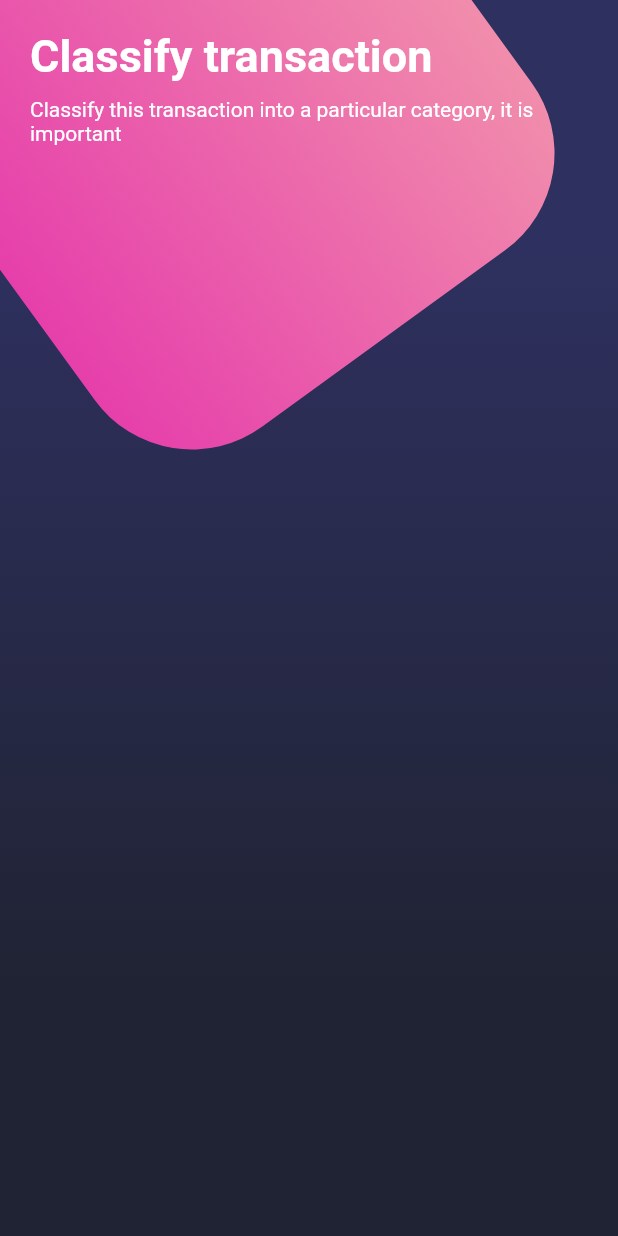
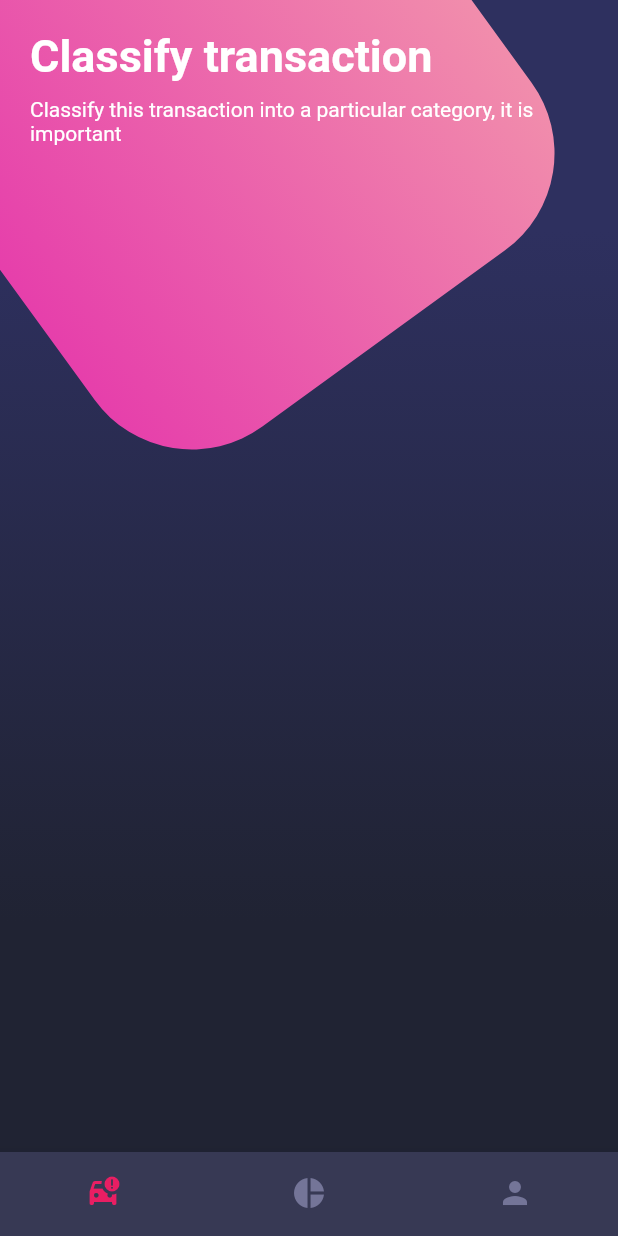
Before and after one commit to ManuelAlvarado11/disenos_flutter_app, a Flutter app: the screen it shows after launch, on a phone screen of 412 x 824 dp. Run offline on Flutter 3.47's test engine with Material 2 defaults, Android fonts, the phone set to English and light mode, and no system bars.

Commit message:
:sparkles:Custom Buttom Navigation Bar

```diff
--- a/lib/src/screens/home_screen.dart
+++ b/lib/src/screens/home_screen.dart
@@ -1,5 +1,6 @@
 import 'package:flutter/material.dart';
 import 'package:flutter_disenos/src/widgets/background.dart';
+import 'package:flutter_disenos/src/widgets/custom_buttom_navigation.dart';
 import 'package:flutter_disenos/src/widgets/page_title.dart';
 
 class HomeScreen extends StatelessWidget {
@@ -17,6 +18,8 @@ class HomeScreen extends StatelessWidget {
           _HomeBody()
         ],
       ),
+      // Buttom Navigation Bar
+      bottomNavigationBar: const CustomButtomNavigation(),
     );
   }
 }
--- /dev/null
+++ b/lib/src/widgets/custom_buttom_navigation.dart
@@ -0,0 +1,21 @@
+import 'package:flutter/material.dart';
+
+class CustomButtomNavigation extends StatelessWidget {
+  const CustomButtomNavigation({super.key});
+
+  @override
+  Widget build(BuildContext context) {
+    return BottomNavigationBar(
+      showSelectedLabels: false,
+      showUnselectedLabels: false,
+      selectedItemColor: Colors.pink,
+      backgroundColor: const Color.fromRGBO(55, 57, 84, 1),
+      unselectedItemColor: const Color.fromRGBO(116, 117, 152, 1),
+      items: const [
+        BottomNavigationBarItem(icon: Icon(Icons.car_crash), label: 'Car'),
+        BottomNavigationBarItem(icon: Icon(Icons.pie_chart), label: 'Graficos'),
+        BottomNavigationBarItem(icon: Icon(Icons.person), label: 'Perfil')
+      ],
+    );
+  }
+}
```
